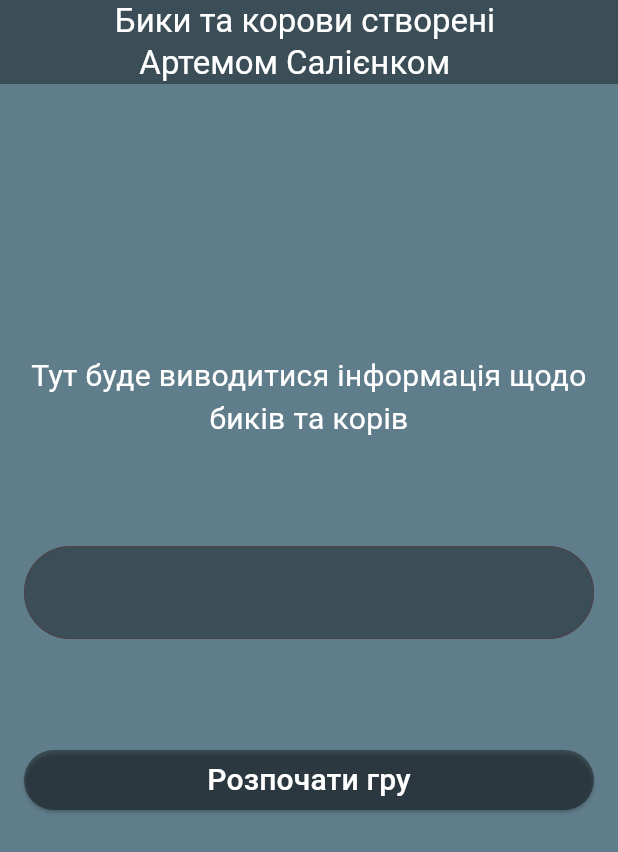
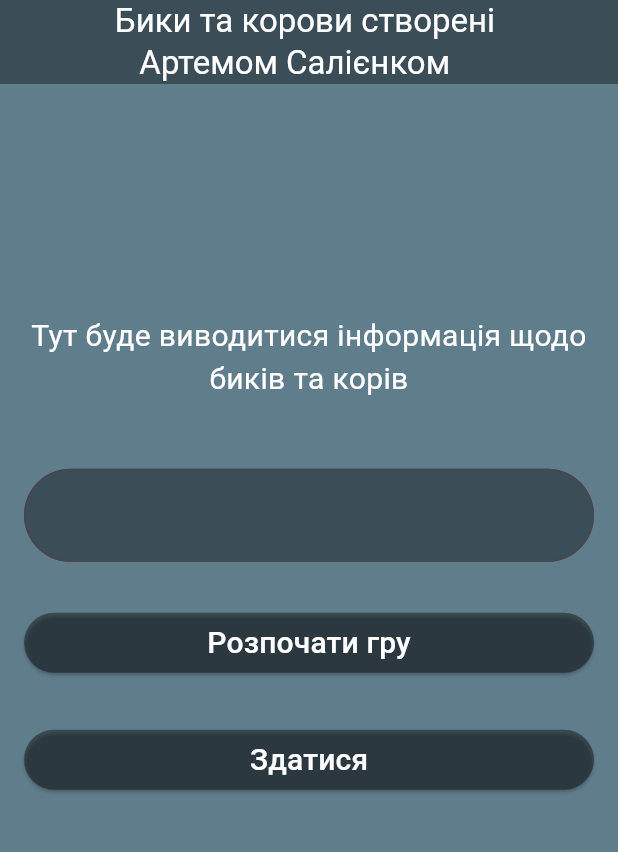
Before and after one commit to ART-SALI/BullAndCows, a Flutter app: the screen it shows after launch, on a phone screen of 412 x 824 dp. Shown: the top 852 px of the screen. Run offline on Flutter 3.47's test engine with Material 3 defaults, Android fonts, the phone set to English and light mode, and no system bars.

Commit message:
ADDED SURENDER BUTTON

```diff
--- a/lib/app.dart
+++ b/lib/app.dart
@@ -58,7 +58,7 @@ class _AppState extends State<App> {
         crossAxisAlignment: CrossAxisAlignment.stretch,
         children: <Widget>[
 
-          const SizedBox(height: 100,),
+          const SizedBox(height: 60,),
 
           Text(
             textInfo!,
@@ -66,13 +66,17 @@ class _AppState extends State<App> {
             style: globalTextStyle,
           ),
 
-          const SizedBox(height: 70,),
+          const SizedBox(height: 45,),
 
           textFormField(),
 
-          const SizedBox(height: 70,),
+          const SizedBox(height: 30,),
 
           gameButton(),
+
+          const SizedBox(height: 30,),
+
+          surrenderButton(),
 
           const SizedBox(height: 200,),
 
@@ -128,4 +132,33 @@ class _AppState extends State<App> {
         )
     );
   }
+
+  ElevatedButton surrenderButton() {
+    return ElevatedButton(
+        style: ButtonStyle(
+          backgroundColor: MaterialStateProperty.resolveWith<Color?>(
+                  (Set<MaterialState> states) {
+                if (states.contains(MaterialState.disabled)) {
+                  return Colors.grey;
+                }
+                return Colors.black38;
+              }),
+        ),
+        onPressed: () {
+
+          game.gameStage = 3;
+          game.gamePlay(myController);
+
+          setState(() {
+            buttonText = game.activeButtonText;
+            textInfo = game.infoText();
+          });
+
+        },
+        child: Text(
+          'Здатися',
+          style: globalTextStyle,
+        )
+    );
+  }
 }
```
Also changed, not shown: lib/bulls_and_cows.dart (+13 -5 lines).
